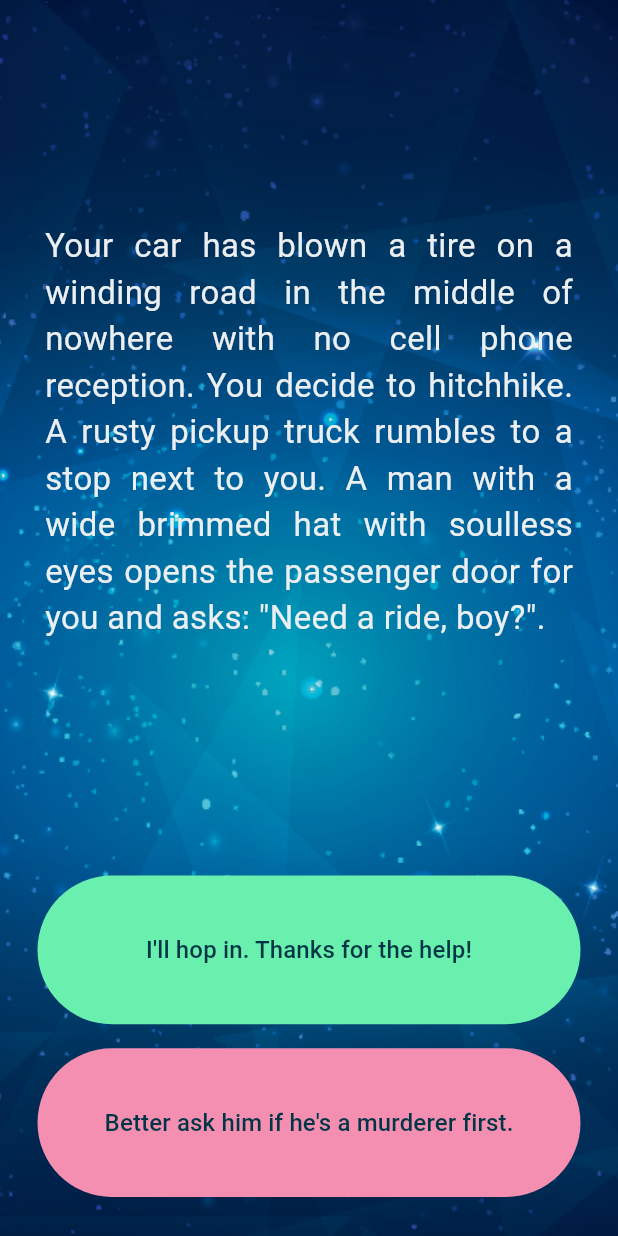
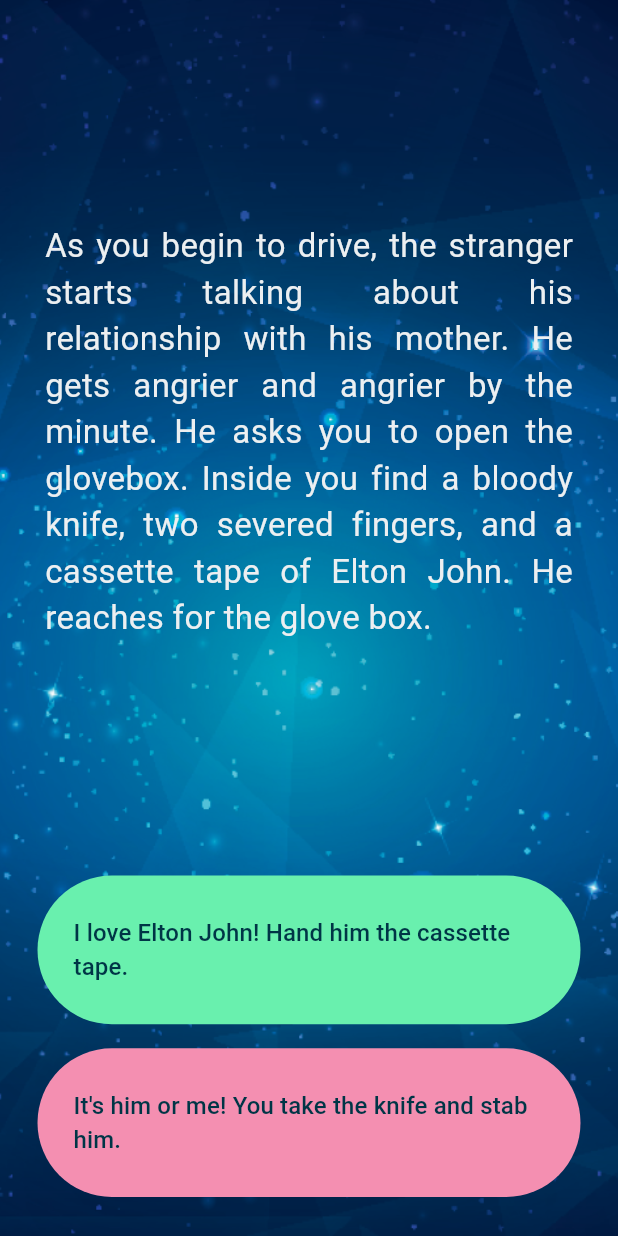
Before and after one commit to csarevalo/destiny-story, a Flutter app: the screen it shows after launch, after a tap on an icon or button, on a phone screen of 412 x 824 dp. Run offline on Flutter 3.47's test engine with Material 3 defaults, Android fonts, the phone set to English and light mode, and no system bars.

Commit message:
almost done home screen and story brain

```diff
--- a/lib/src/controller/story_brain.dart
+++ b/lib/src/controller/story_brain.dart
@@ -1,6 +1,7 @@
 import 'package:destiny_story/src/models/story.dart';
+import 'package:flutter/material.dart';
 
-class StoryBrain {
+class StoryBrain extends ChangeNotifier {
   /// Used to keep track progress of the [Story]
   int storyIndex = 0;
 
@@ -56,6 +57,7 @@ class StoryBrain {
     // Restart the story once it's ending
     if (_storyData[storyIndex].ending) {
       storyIndex = 0;
+      restart();
       return;
     }
     // Transform input choice (1 or 2) to index (0 or 1)
@@ -70,29 +72,33 @@ class StoryBrain {
         storyIndex = [5, 4][choice];
       default:
         storyIndex = 0;
+        restart();
+        return;
     }
     // Verify element exists in debugMode
     assert(_storyData.elementAtOrNull(storyIndex) != null, 'Invalid Story Id');
+    notifyListeners();
   }
 
   /// Get current [Story]
   Story getStory() {
-    return _storyData.first;
+    return _storyData[storyIndex];
   }
 
   /// Get the current [Story]'s first choice outcome
   String getChoice1() {
-    return _storyData.first.choice1;
+    return _storyData[storyIndex].choice1;
   }
 
   /// Get the current [Story]'s second choice outcome
   String getChoice2() {
-    return _storyData.first.choice2;
+    return _storyData[storyIndex].choice2;
   }
 
   /// Restart the overall story progress [storyIndex]
   void restart() {
     storyIndex = 0;
+    notifyListeners();
   }
 }
 
--- a/lib/src/screens/home_screen.dart
+++ b/lib/src/screens/home_screen.dart
@@ -1,8 +1,7 @@
 import 'package:destiny_story/src/controller/story_brain.dart';
 import 'package:destiny_story/src/widgets/select_path_button.dart';
 import 'package:flutter/material.dart';
-
-StoryBrain storyBrain = StoryBrain();
+import 'package:provider/provider.dart';
 
 class HomeScreen extends StatelessWidget {
   const HomeScreen({
@@ -22,7 +21,25 @@ class HomeScreen extends StatelessWidget {
               ),
             ),
           ),
-          child: Center(
+          child: ChangeNotifierProvider(
+            create: (context) => StoryBrain(),
+            child: const StoryContent(),
+          ),
+        ),
+      ),
+    );
+  }
+}
+
+class StoryContent extends StatelessWidget {
+  const StoryContent({
+    super.key,
+  });
+
+  @override
+  Widget build(BuildContext context) {
+    final storyBrain = Provider.of<StoryBrain>(context, listen: false);
+    return Center(
       child: Column(
         mainAxisAlignment: MainAxisAlignment.center,
         crossAxisAlignment: CrossAxisAlignment.stretch,
@@ -32,8 +49,10 @@ class HomeScreen extends StatelessWidget {
             child: Center(
               child: Container(
                 padding: const EdgeInsets.all(30.0),
-                      child: Text(
-                        storyBrain.getStory().title,
+                child: Selector<StoryBrain, String>(
+                  selector: (ctx, p) => p.getStory().title,
+                  builder: (_, storyTitle, ___) => Text(
+                    storyTitle,
                     textAlign: TextAlign.justify,
                     style: TextStyle(
                       color: Colors.blueGrey[50],
@@ -43,28 +62,34 @@ class HomeScreen extends StatelessWidget {
                 ),
               ),
             ),
+          ),
           Expanded(
             flex: 1,
-                  child: SelectPathButton(
+            child: Selector<StoryBrain, String>(
+              selector: (ctx, p) => p.getChoice1(),
+              builder: (_, choice1, ___) => SelectPathButton(
                 onPressed: () => storyBrain.nextStory(1),
-                    text: storyBrain.getChoice1(),
+                text: choice1,
                 backgroundColor: Colors.greenAccent,
+              ),
             ),
           ),
           Expanded(
             flex: 1,
-                  child: SelectPathButton(
+            child: Selector<StoryBrain, String>(
+              selector: (ctx, p) => p.getChoice2(),
+              builder: (_, choice2, ___) => choice2.isEmpty
+                  ? const SizedBox.shrink()
+                  : SelectPathButton(
                       onPressed: () => storyBrain.nextStory(2),
-                    text: storyBrain.getChoice2(),
+                      text: choice2,
                       backgroundColor: Colors.pink[200],
+                    ),
             ),
           ),
           const SizedBox(height: 18.0)
         ],
       ),
-          ),
-        ),
-      ),
     );
   }
 }
--- a/pubspec.yaml
+++ b/pubspec.yaml
@@ -9,6 +9,7 @@ environment:
 dependencies:
   flutter:
     sdk: flutter
+  provider: ^6.1.2
 
 dev_dependencies:
   flutter_test:
```
Lines whose indentation alone changed are shown as unchanged.
